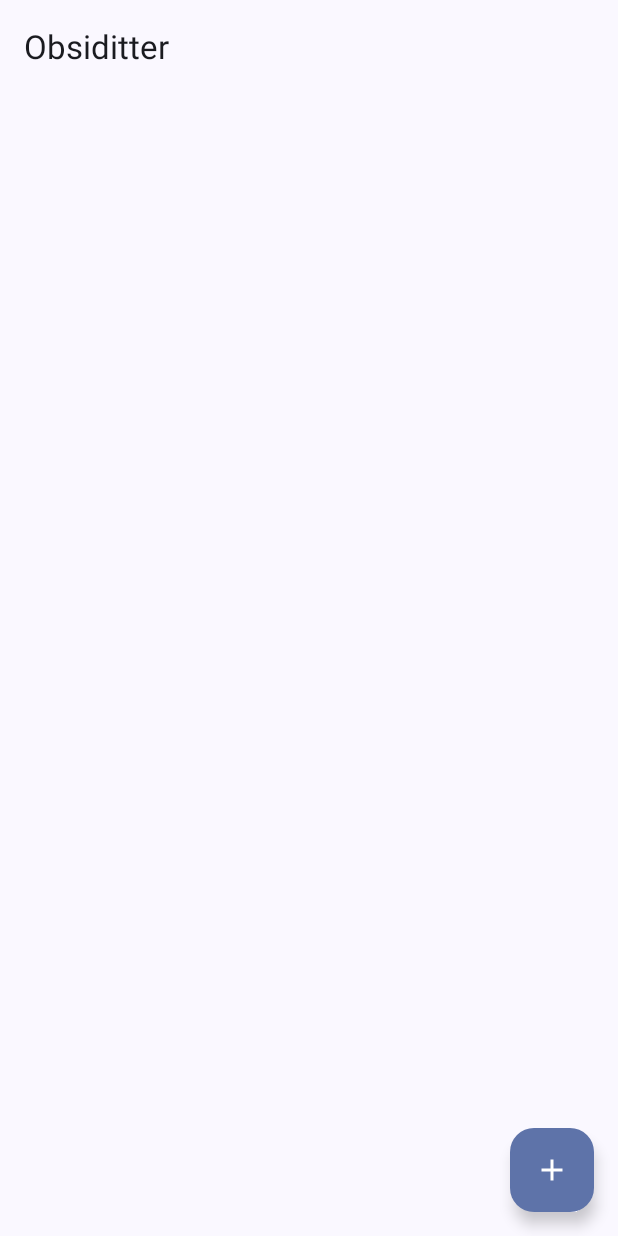
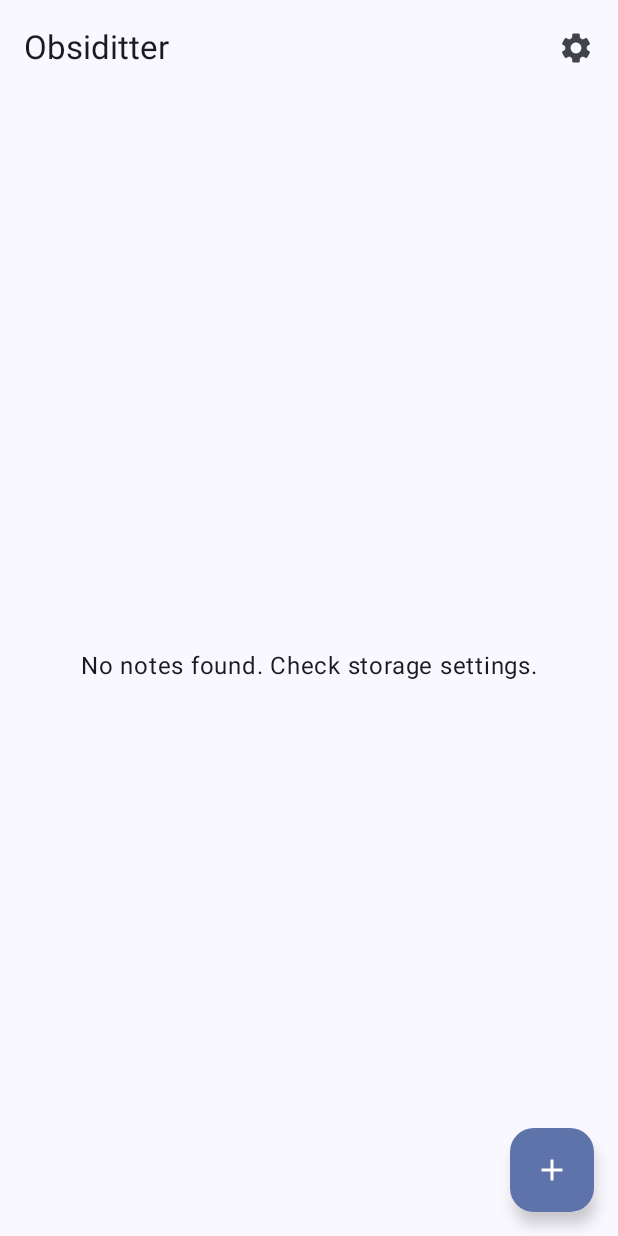
Before and after one commit to ikorihn/obsiditter, an Android app built with Jetpack Compose: the HomeScreen screen opened through its navigation route, on a phone screen of 412 x 824 dp. Run offline under Robolectric (Android 15) with nearby library versions, the phone set to English and light mode, and no system bars.

Commit message:
保存ディレクトリを指定可能に

```diff
--- /dev/null
+++ b/app/src/main/java/com/ikorihn/obsiditter/data/Prefs.kt
@@ -0,0 +1,20 @@
+package com.ikorihn.obsiditter.data
+
+import android.content.Context
+import android.net.Uri
+import androidx.core.content.edit
+
+class Prefs(context: Context) {
+    private val sharedPreferences = context.getSharedPreferences("obsiditter_prefs", Context.MODE_PRIVATE)
+
+    var storageUri: Uri?
+        get() {
+            val uriString = sharedPreferences.getString("storage_uri", null)
+            return uriString?.let { Uri.parse(it) }
+        }
+        set(value) {
+            sharedPreferences.edit {
+                putString("storage_uri", value?.toString())
+            }
+        }
+}
--- a/app/src/main/java/com/ikorihn/obsiditter/ui/ObsiditterApp.kt
+++ b/app/src/main/java/com/ikorihn/obsiditter/ui/ObsiditterApp.kt
@@ -1,24 +1,42 @@
 package com.ikorihn.obsiditter.ui
 
 import androidx.compose.runtime.Composable
+import androidx.compose.runtime.remember
+import androidx.compose.ui.platform.LocalContext
 import androidx.navigation.NavType
 import androidx.navigation.compose.NavHost
 import androidx.navigation.compose.composable
 import androidx.navigation.compose.rememberNavController
 import androidx.navigation.navArgument
+import com.ikorihn.obsiditter.data.Prefs
 import com.ikorihn.obsiditter.ui.add.AddNoteScreen
 import com.ikorihn.obsiditter.ui.edit.EditNoteScreen
 import com.ikorihn.obsiditter.ui.home.HomeScreen
+import com.ikorihn.obsiditter.ui.settings.SettingsScreen
 
 @Composable
 fun ObsiditterApp() {
+    val context = LocalContext.current
     val navController = rememberNavController()
+    val prefs = remember { Prefs(context) }
 
-    NavHost(navController = navController, startDestination = "home") {
+    val startDestination = if (prefs.storageUri == null) "settings" else "home"
+
+    NavHost(navController = navController, startDestination = startDestination) {
         composable("home") {
             HomeScreen(
                 onAddNote = { navController.navigate("add") },
-                onEditNote = { date, index -> navController.navigate("edit/$date/$index") }
+                onEditNote = { date, index -> navController.navigate("edit/$date/$index") },
+                onSettings = { navController.navigate("settings") }
+            )
+        }
+        composable("settings") {
+            SettingsScreen(
+                onNavigateBack = {
+                    navController.navigate("home") {
+                        popUpTo("settings") { inclusive = true }
+                    }
+                }
             )
         }
         composable("add") {
--- a/app/src/main/java/com/ikorihn/obsiditter/ui/home/HomeScreen.kt
+++ b/app/src/main/java/com/ikorihn/obsiditter/ui/home/HomeScreen.kt
@@ -15,6 +15,7 @@ import androidx.compose.material.icons.Icons
 import androidx.compose.material.icons.filled.Add
 import androidx.compose.material.icons.filled.Delete
 import androidx.compose.material.icons.filled.Edit
+import androidx.compose.material.icons.filled.Settings
 import androidx.compose.material3.AlertDialog
 import androidx.compose.material3.Card
 import androidx.compose.material3.ExperimentalMaterial3Api
@@ -46,17 +47,16 @@ class HomeViewModel(private val repository: NoteRepository) : ViewModel() {
         private set
 
     fun loadNotes() {
+        if (!repository.isStorageConfigured()) {
+            notes = emptyList()
+            return
+        }
         notes = repository.getAllNotes()
     }
 
     fun deleteNote(note: Note) {
-        // Find index. This is a bit tricky since we flattened the list.
-        // We need to know the index IN THE FILE.
-        // For now, let's assume we can find it by content/time matching or reload.
-        // But the repository delete expects (date, index).
-        // I need to map the flat list back to file index?
-        // Or change repository to find match.
-        // Let's reload and find index.
+        if (!repository.isStorageConfigured()) return
+
         val dailyNotes = repository.getNotesForDate(note.date)
         val index = dailyNotes.indexOfFirst { it.time == note.time && it.content == note.content }
         if (index != -1) {
@@ -77,7 +77,8 @@ class HomeViewModelFactory(private val context: Context) : androidx.lifecycle.Vi
 @Composable
 fun HomeScreen(
     onAddNote: () -> Unit,
-    onEditNote: (String, Int) -> Unit
+    onEditNote: (String, Int) -> Unit,
+    onSettings: () -> Unit
 ) {
     val context = LocalContext.current
     val viewModel: HomeViewModel = viewModel(factory = HomeViewModelFactory(context))
@@ -88,7 +89,16 @@ fun HomeScreen(
     }
 
     Scaffold(
-        topBar = { TopAppBar(title = { Text("Obsiditter") }) },
+        topBar = {
+            TopAppBar(
+                title = { Text("Obsiditter") },
+                actions = {
+                    IconButton(onClick = onSettings) {
+                        Icon(Icons.Default.Settings, contentDescription = "Settings")
+                    }
+                }
+            )
+        },
         floatingActionButton = {
             FloatingActionButton(onClick = onAddNote) {
                 Icon(Icons.Default.Add, contentDescription = "Add Note")
@@ -96,23 +106,16 @@ fun HomeScreen(
         }
     ) { paddingValues ->
         Box(modifier = Modifier.padding(paddingValues).fillMaxSize()) {
+            if (viewModel.notes.isEmpty()) {
+                 Box(modifier = Modifier.fillMaxSize(), contentAlignment = Alignment.Center) {
+                     Text("No notes found. Check storage settings.")
+                 }
+            } else {
                 LazyColumn(modifier = Modifier.fillMaxSize()) {
                     itemsIndexed(viewModel.notes) { _, note ->
                         NoteItem(
                             note = note,
                             onEdit = {
-                             // Find index for this note to pass to edit
-                             // Re-instantiate repo is cheap enough or ask VM
-                             // ideally VM should provide this.
-                             // For this prototype, I'll calculate index here roughly
-                             // But finding index in the list of "All Notes" is different from "Index in File".
-                             // We need "Index in File".
-                             // Let's delegate finding index to VM or Repository logic if possible.
-                             // Or better: Note object should carry its index? No, index changes.
-
-                             // Quick hack: Search again in VM.
-                             // But wait, the callback expects (date, index).
-                             // I'll calculate it on the fly.
                                  val repo = NoteRepository(context)
                                  val dailyNotes = repo.getNotesForDate(note.date)
                                  val index = dailyNotes.indexOfFirst { it.time == note.time && it.content == note.content }
@@ -122,6 +125,7 @@ fun HomeScreen(
                             },
                             onDelete = { showDeleteDialog = note }
                         )
+                    }
                 }
             }
         }
--- /dev/null
+++ b/app/src/main/java/com/ikorihn/obsiditter/ui/settings/SettingsScreen.kt
@@ -0,0 +1,88 @@
+package com.ikorihn.obsiditter.ui.settings
+
+import android.content.Intent
+import androidx.activity.compose.rememberLauncherForActivityResult
+import androidx.activity.result.contract.ActivityResultContracts
+import androidx.compose.foundation.layout.Arrangement
+import androidx.compose.foundation.layout.Column
+import androidx.compose.foundation.layout.Spacer
+import androidx.compose.foundation.layout.fillMaxSize
+import androidx.compose.foundation.layout.height
+import androidx.compose.foundation.layout.padding
+import androidx.compose.material3.Button
+import androidx.compose.material3.ExperimentalMaterial3Api
+import androidx.compose.material3.MaterialTheme
+import androidx.compose.material3.Scaffold
+import androidx.compose.material3.Text
+import androidx.compose.material3.TopAppBar
+import androidx.compose.runtime.Composable
+import androidx.compose.runtime.getValue
+import androidx.compose.runtime.mutableStateOf
+import androidx.compose.runtime.remember
+import androidx.compose.runtime.setValue
+import androidx.compose.ui.Alignment
+import androidx.compose.ui.Modifier
+import androidx.compose.ui.platform.LocalContext
+import androidx.compose.ui.unit.dp
+import com.ikorihn.obsiditter.data.Prefs
+
+@OptIn(ExperimentalMaterial3Api::class)
+@Composable
+fun SettingsScreen(
+    onNavigateBack: () -> Unit
+) {
+    val context = LocalContext.current
+    val prefs = remember { Prefs(context) }
+    var currentUri by remember { mutableStateOf(prefs.storageUri) }
+
+    val launcher = rememberLauncherForActivityResult(
+        contract = ActivityResultContracts.OpenDocumentTree()
+    ) { uri ->
+        if (uri != null) {
+            context.contentResolver.takePersistableUriPermission(
+                uri,
+                Intent.FLAG_GRANT_READ_URI_PERMISSION or Intent.FLAG_GRANT_WRITE_URI_PERMISSION
+            )
+            prefs.storageUri = uri
+            currentUri = uri
+        }
+    }
+
+    Scaffold(
+        topBar = {
+            TopAppBar(
+                title = { Text("Settings") }
+            )
+        }
+    ) { paddingValues ->
+        Column(
+            modifier = Modifier
+                .padding(paddingValues)
+                .fillMaxSize()
+                .padding(16.dp),
+            verticalArrangement = Arrangement.Center,
+            horizontalAlignment = Alignment.CenterHorizontally
+        ) {
+            Text(
+                text = "Storage Location",
+                style = MaterialTheme.typography.titleLarge
+            )
+            Spacer(modifier = Modifier.height(8.dp))
+            Text(
+                text = currentUri?.path ?: "Not configured",
+                style = MaterialTheme.typography.bodyMedium
+            )
+            Spacer(modifier = Modifier.height(24.dp))
+            Button(onClick = { launcher.launch(null) }) {
+                Text("Select Folder")
+            }
+
+            if (currentUri != null) {
+                Spacer(modifier = Modifier.height(16.dp))
+                Button(onClick = onNavigateBack) {
+                    Text("Done")
+                }
+            }
+        }
+    }
+}
```
Also changed, not shown: app/src/main/java/com/ikorihn/obsiditter/data/NoteRepository.kt (+86 -52 lines). Lines whose indentation alone changed are shown as unchanged.
